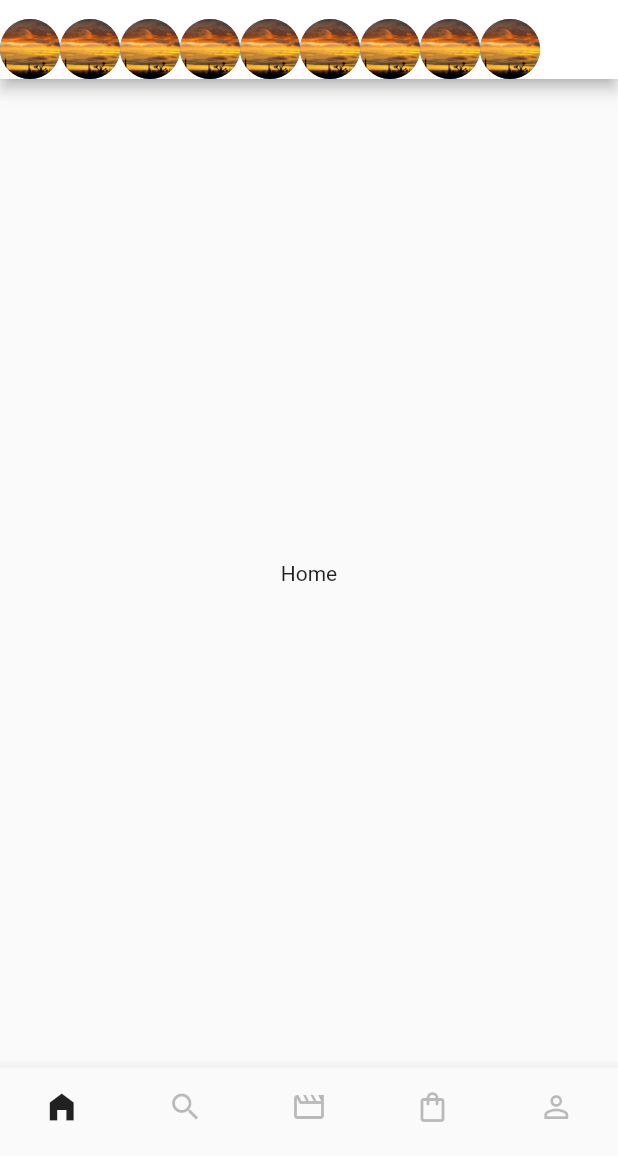
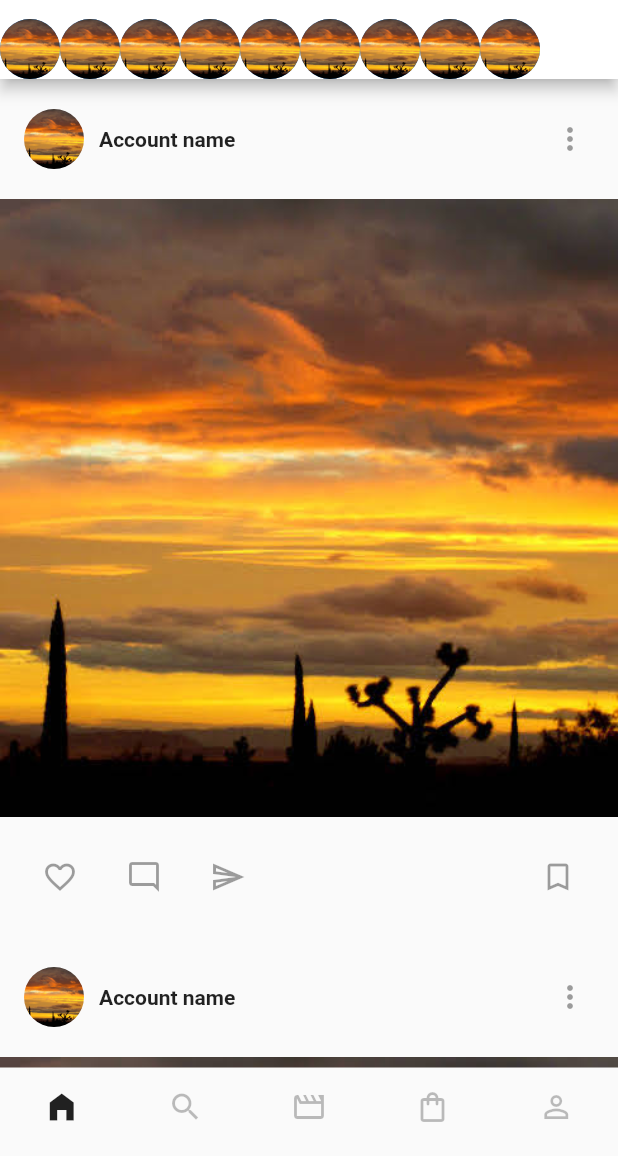
Before and after one commit to mu-suke/instagram_cloning_app, a Flutter app: the screen it shows after launch, on a phone screen of 412 x 824 dp, the part 80-1236 px from its top. Run offline on Flutter 3.47's test engine with Material 2 defaults, Android fonts, the phone set to English and light mode, and no system bars.

Commit message:
Add Post UI

```diff
--- /dev/null
+++ b/lib/components/post.dart
@@ -0,0 +1,93 @@
+import 'package:flutter/material.dart';
+
+
+class Post extends StatelessWidget {
+  const Post({Key key}) : super(key: key);
+
+  @override
+  Widget build(BuildContext context) {
+    return Column(
+      mainAxisAlignment: MainAxisAlignment.start,
+      mainAxisSize: MainAxisSize.min,
+      children: <Widget>[
+        Padding(
+          padding: const EdgeInsets.fromLTRB(16.0, 16.0, 8.0, 16.0),
+          child: Row(
+            mainAxisAlignment: MainAxisAlignment.spaceBetween,
+            children: <Widget>[
+              Row(
+                mainAxisAlignment: MainAxisAlignment.spaceBetween,
+                children: <Widget>[
+                  Container(
+                    height: 40.0,
+                    width: 40.0,
+                    decoration: BoxDecoration(
+                      shape: BoxShape.circle,
+                      image: DecorationImage(
+                        fit: BoxFit.fill,
+                        image: AssetImage('assets/avatar.JPG')
+                      )
+                    ),
+                  ),
+                  SizedBox(
+                    width: 10.0,
+                  ),
+                  Text(
+                    'Account name',
+                    style: TextStyle(fontWeight: FontWeight.bold),
+                  ),
+                ],
+              ),
+              IconButton(
+                icon: Icon(Icons.more_vert_outlined),
+                onPressed: null,
+              ),
+            ],
+          ),
+        ),
+        Flexible(
+          fit: FlexFit.loose,
+          child: Image.asset(
+            'assets/avatar.JPG',
+            fit: BoxFit.cover,
+          ),
+        ),
+        Padding(
+          padding: const EdgeInsets.all(16.0),
+          child: Row(
+            mainAxisAlignment: MainAxisAlignment.spaceBetween,
+            children: <Widget>[
+              Row(
+                mainAxisAlignment: MainAxisAlignment.spaceBetween,
+                children: <Widget>[
+                  IconButton(
+                    icon: Icon(Icons.favorite_border_outlined),
+                    onPressed: null,
+                  ),
+                  SizedBox(
+                    width: 8.0,
+                  ),
+                  IconButton(
+                    icon: Icon(Icons.mode_comment_outlined),
+                    onPressed: null,
+                  ),
+                  SizedBox(
+                    width: 8.0,
+                  ),
+                  IconButton(
+                    icon: Icon(Icons.send_outlined),
+                    onPressed: null,
+                  ),
+                ],
+              ),
+              IconButton(
+                icon: Icon(Icons.bookmark_outline),
+                onPressed: null,
+              ),
+            ],
+          ),
+        )
+      ],
+    );
+  }
+}
--- a/lib/main.dart
+++ b/lib/main.dart
@@ -1,4 +1,6 @@
 import 'package:flutter/material.dart';
+
+import 'components/post.dart';
 
 void main() {
   runApp(MyApp());
@@ -139,8 +141,14 @@ class _MyHomePageState extends State<MyHomePage> {
           )
         ),
       ),
-      body: Center(
-        child: Text('Home'),
+      body: SingleChildScrollView(
+        child: Column(
+          children: <Widget>[
+            Post(),
+            Post(),
+            Post(),
+          ],
+        ),
       ),
       bottomNavigationBar: BottomNavigationBar(
         type: BottomNavigationBarType.fixed,
```
